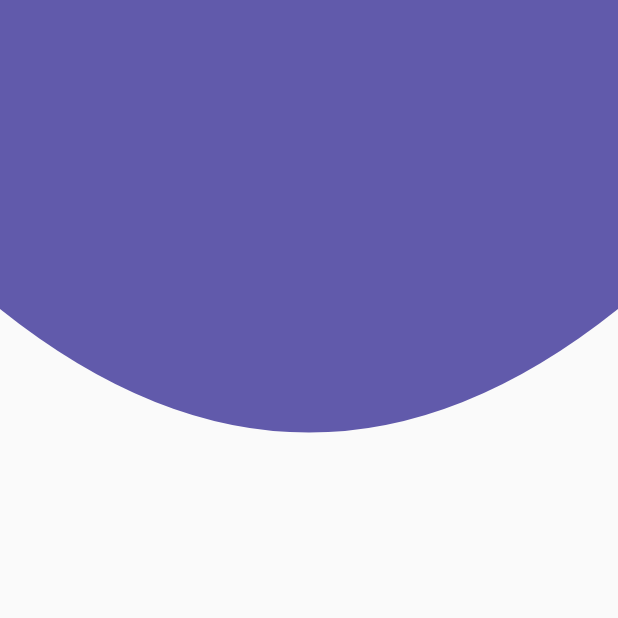
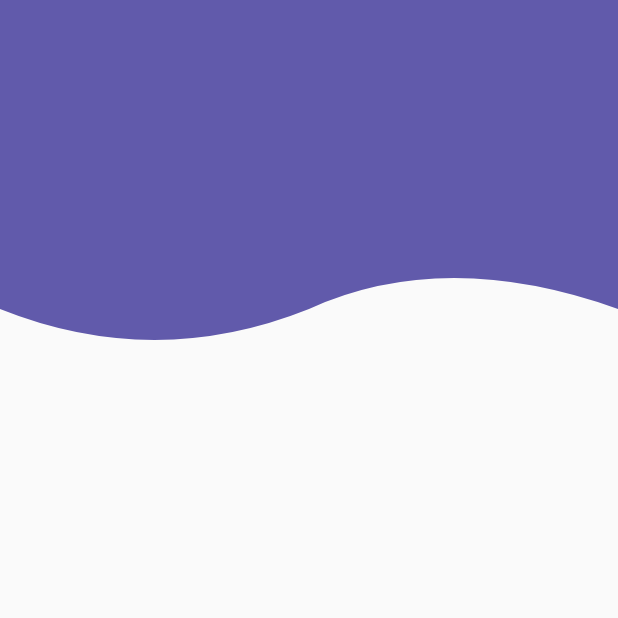
Before and after one commit to KitanoR/dise-os_flutter, a Flutter app: the screen it shows after launch, on a phone screen of 412 x 824 dp, the top half of it. Run offline on Flutter 3.47's test engine with Material 2 defaults, Android fonts, the phone set to English and light mode, and no system bars.

Commit message:
Agregando header Waves

```diff
--- a/lib/src/pages/headers_page.dart
+++ b/lib/src/pages/headers_page.dart
@@ -5,7 +5,7 @@ class HeaderPage extends StatelessWidget {
   @override
   Widget build(BuildContext context) {
     return Scaffold(
-      body: HeaderCurva()
+      body: HeaderWave()
     );
   }
 }
--- a/lib/src/widgets/headers.dart
+++ b/lib/src/widgets/headers.dart
@@ -208,3 +208,49 @@ class _HeaderCurvaPainter extends CustomPainter {
   }
 
 }
+
+class HeaderWave extends StatelessWidget {
+  @override
+  Widget build(BuildContext context) {
+    return Container(
+      height: double.infinity,
+      width: double.infinity,
+      // color: Color(0xff615AAB),
+      child: CustomPaint(
+        painter: _HeaderWavePainter(),
+      ),
+    );
+  }
+}
+
+class _HeaderWavePainter extends CustomPainter {
+  @override
+  void paint(Canvas canvas, Size size) {
+    final lapiz = Paint();
+
+    // propiedades
+    lapiz.color = Color(0xff615AAB);
+    lapiz.style = PaintingStyle.fill;
+    lapiz.strokeWidth = 20;
+
+    final path = new Path();
+
+    // dibujar con el path y el lapiz
+    path.lineTo(0, size.height * .25);
+    path.quadraticBezierTo(size.width *0.25, size.height * 0.30, size.width * 0.5, size.height * .25);
+    path.quadraticBezierTo(size.width *0.72, size.height * 0.20, size.width, size.height * .25);
+    path.lineTo(size.width, 0);
+    //path.lineTo(size.width, size.height * .25);
+
+
+
+    canvas.drawPath(path, lapiz);
+  }
+
+  @override
+  bool shouldRepaint(CustomPainter oldDelegate) {
+    // TODO: implement shouldRepaint
+    return true;
+  }
+
+}
```
